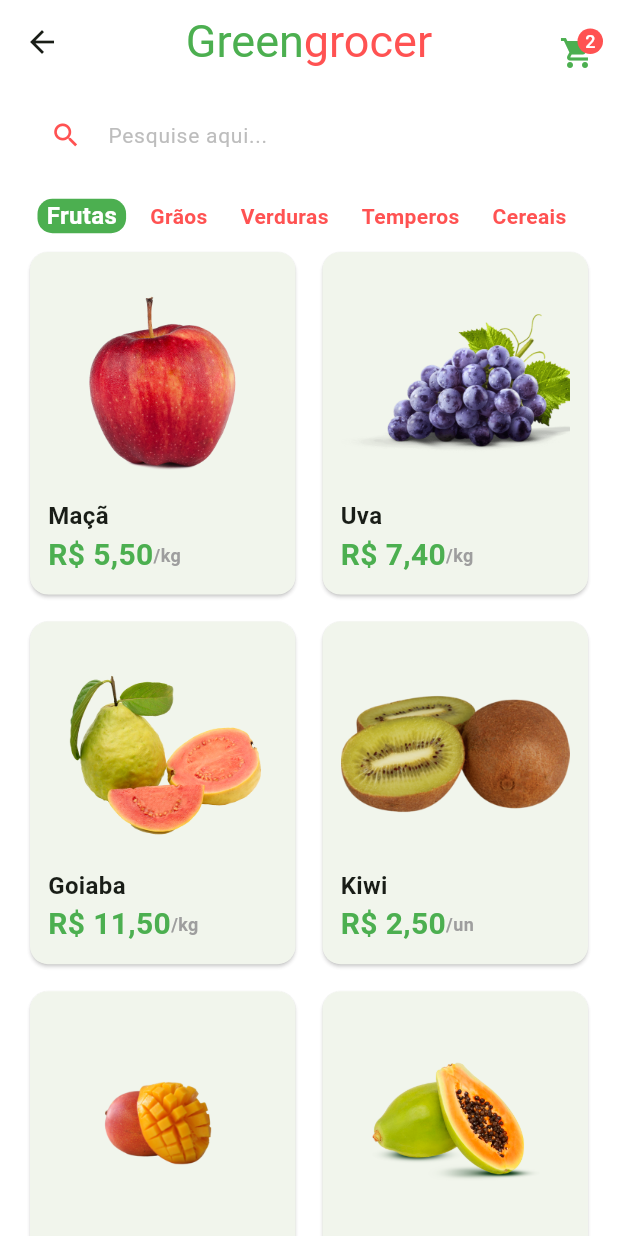
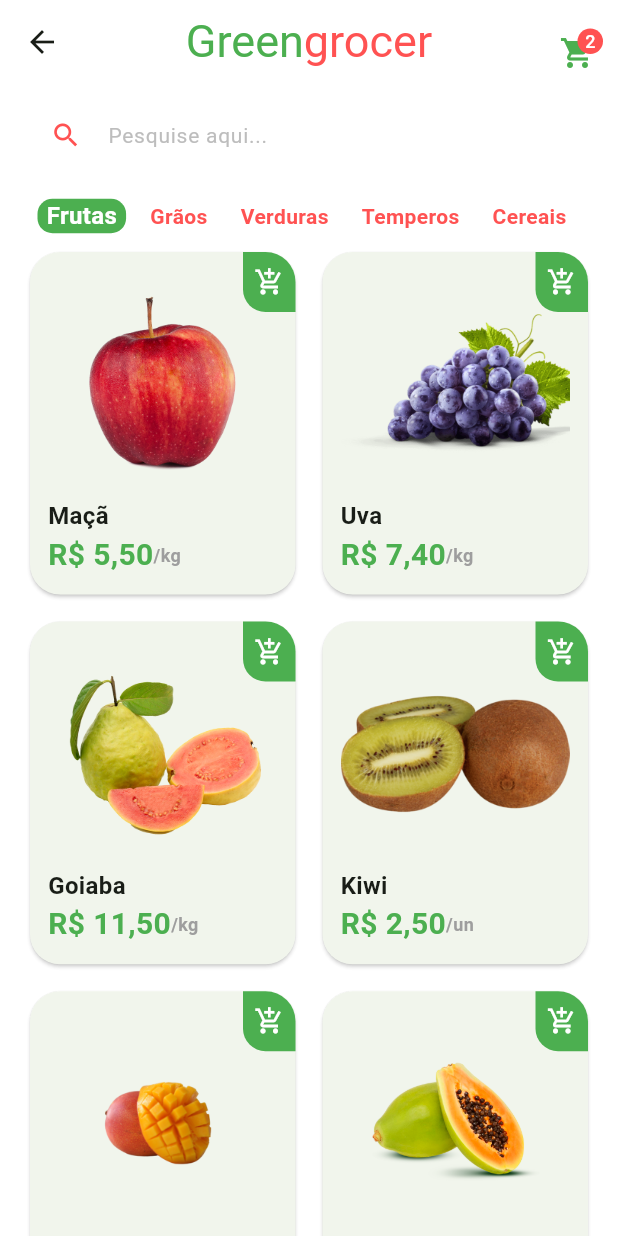
Before and after one commit to Pinheiro-dev/Quitanda, a Flutter app: the HomeTab screen opened directly, on a phone screen of 412 x 824 dp. Run offline on Flutter 3.47's test engine with Material 2 defaults, Android fonts, the phone set to English and light mode, and no system bars; our stand-ins replace animated_text_kit, mask_text_input_formatter.

Commit message:
Feat: Customiza card e adicona click

```diff
--- a/lib/src/pages/home/components/item_title.dart
+++ b/lib/src/pages/home/components/item_title.dart
@@ -17,9 +17,14 @@ class ItemTitle extends StatelessWidget {
 
   @override
   Widget build(BuildContext context) {
-    return Card(
+    return Stack(
+      children: [
+        Card(
           elevation: 1,
           shadowColor: Colors.grey.shade300,
+          shape: RoundedRectangleBorder(
+            borderRadius: BorderRadius.circular(20),
+          ),
           child: Padding(
             padding: const EdgeInsets.all(12),
             child: Column(
@@ -61,6 +66,32 @@ class ItemTitle extends StatelessWidget {
               ],
             ),
           ),
+        ),
+        Positioned(
+          top: 4,
+          right: 4,
+          child: GestureDetector(
+            onTap: () {},
+            child: SizedBox(
+              height: 40,
+              width: 35,
+              child: Container(
+                decoration: BoxDecoration(
+                    color: CustomColors.customSwatchColor,
+                    borderRadius: const BorderRadius.only(
+                      bottomLeft: Radius.circular(15),
+                      topRight: Radius.circular(20),
+                    )),
+                child: const Icon(
+                  Icons.add_shopping_cart_outlined,
+                  color: Colors.white,
+                  size: 20,
+                ),
+              ),
+            ),
+          ),
+        ),
+      ],
     );
   }
 }
```
Lines whose indentation alone changed are shown as unchanged.
